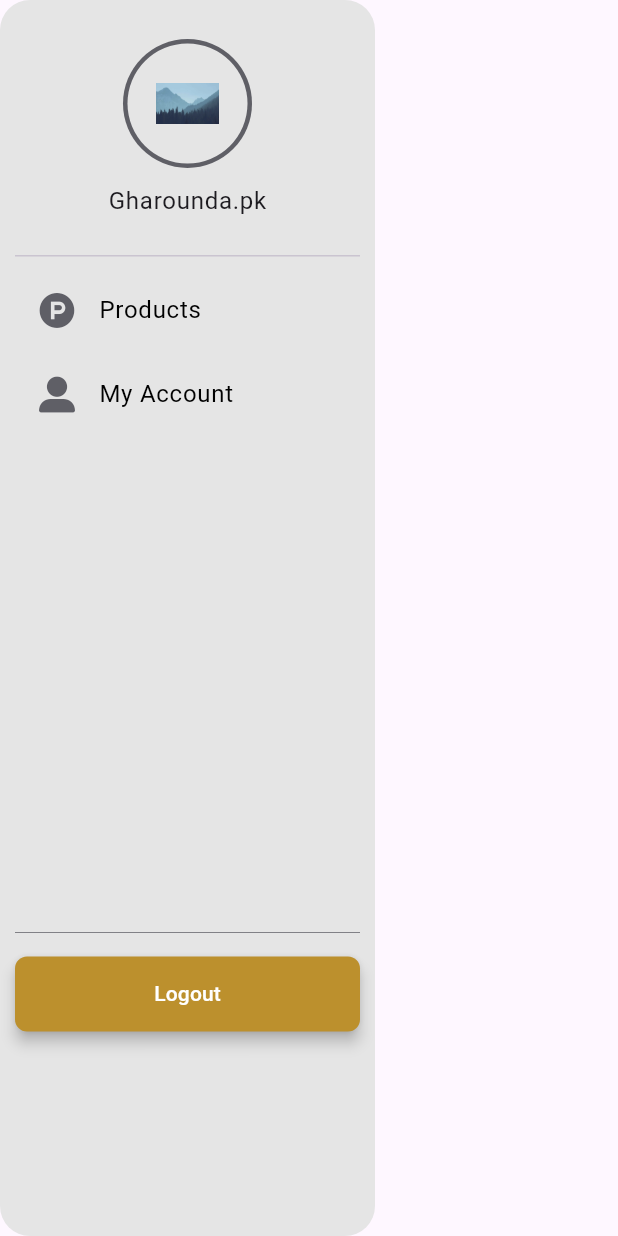
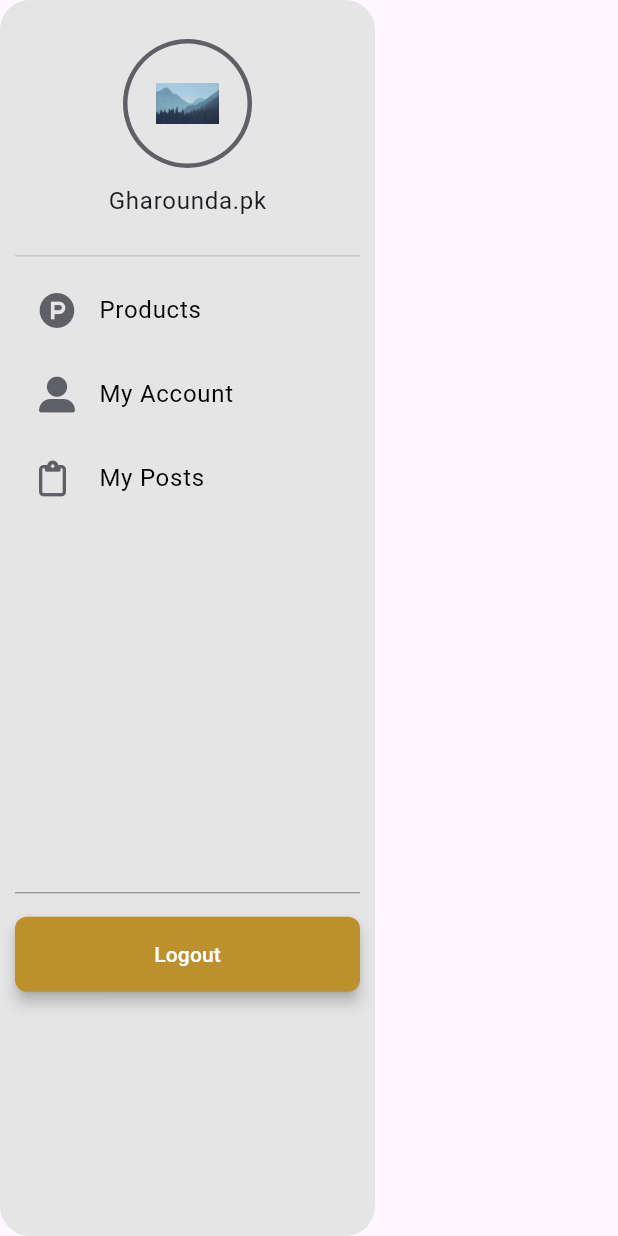
Before and after one commit to syedzainqadri/mobile_flutter_grounda, a Flutter app: the AppDrawer widget shown alone on an empty page, opened directly, on a phone screen of 412 x 824 dp. Run offline on Flutter 3.47's test engine with Material 3 defaults, Android fonts, the light colour scheme and no system bars; our stand-ins replace cached_network_image, file_picker, firebase_auth, firebase_core, firebase_storage, flutter_svg and 12 more; missing offline and left inert: country_list_pick, dart:ffi, dart:html, google_maps, html_editor_enhanced, map_picker and 1 more; accounts and stored records are empty; network calls fail.

Commit message:
post by user id

```diff
--- a/lib/app/services/navigation_service.dart
+++ b/lib/app/services/navigation_service.dart
@@ -1,6 +1,7 @@
 import 'package:get/get.dart';
 import 'package:mobile_flutter_grounda/app/views/my_account_screen/myAccount_screen.dart';
 import 'package:mobile_flutter_grounda/app/views/post_screen/buy_package_screen/buy_package_screen.dart';
+import 'package:mobile_flutter_grounda/app/views/post_screen/my_post_screen/my_post_screen.dart';
 import 'package:mobile_flutter_grounda/app/views/post_screen/post_create_screen/post_create_screen.dart';
 import 'package:mobile_flutter_grounda/app/views/post_screen/post_detail_screen/post_detail_screen.dart';
 import 'package:mobile_flutter_grounda/app/views/post_screen/post_screen.dart';
@@ -21,6 +22,13 @@
       GetPage(
         name: '/post-screen',
         page: () => const PostScreen(),
+        transition: Transition.fadeIn,
+        transitionDuration: const Duration(milliseconds: 1000),
+      ),
+
+      GetPage(
+        name: '/post/mypost-screen',
+        page: () => const MyPostScreen(),
         transition: Transition.fadeIn,
         transitionDuration: const Duration(milliseconds: 1000),
       ),
--- a/lib/app/widgets/common_drawer.dart
+++ b/lib/app/widgets/common_drawer.dart
@@ -99,9 +99,25 @@
                   ),
                 ),
               ),
+              GestureDetector(
+                onTap: () {
+                  Get.toNamed('/post/mypost-screen');
+                },
+                child: const ListTile(
+                  leading: FaIcon(
+                    FontAwesomeIcons.clipboard,
+                    color: kDarkBgColor,
+                  ),
+                  title: Text(
+                    'My Posts',
+                    textScaleFactor: 1.0,
+                    style: TextStyle(color: Colors.black),
+                  ),
+                ),
+              ),
               // add size box
               SizedBox(
-                height: getHeight(context) * 0.4,
+                height: getHeight(context) * 0.3,
               ),
               // add divider
               const Divider(
```
Also changed, not shown: lib/app/views/post_screen/my_post_screen/my_post_screen.dart (added, +28 -0 lines).
